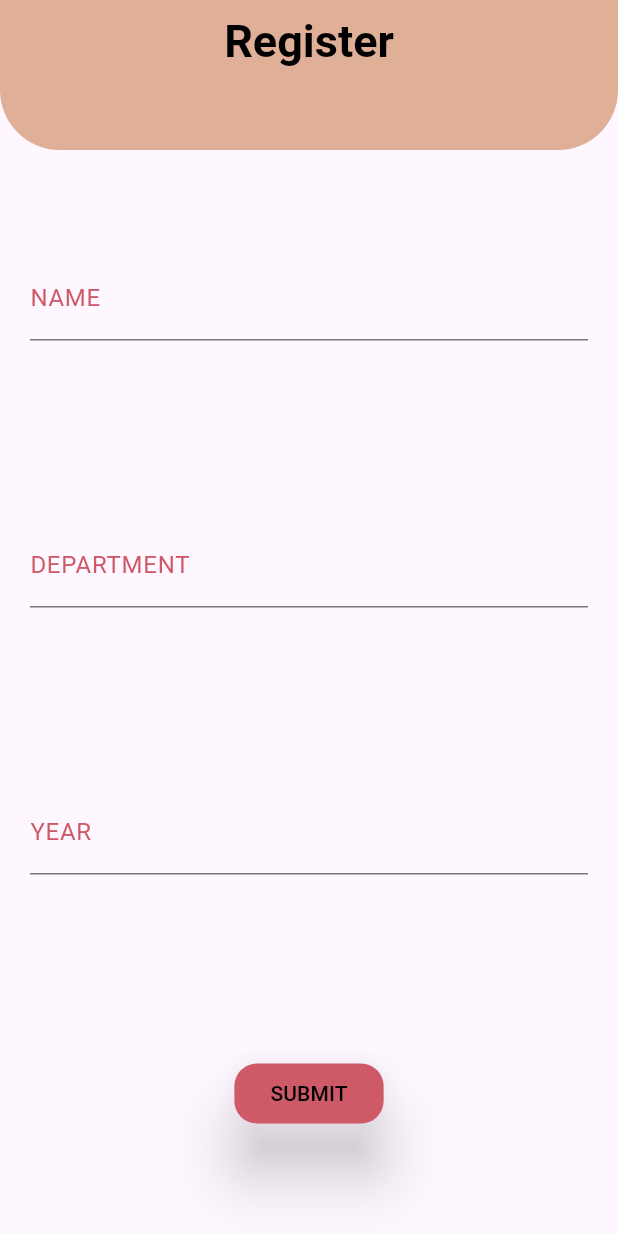
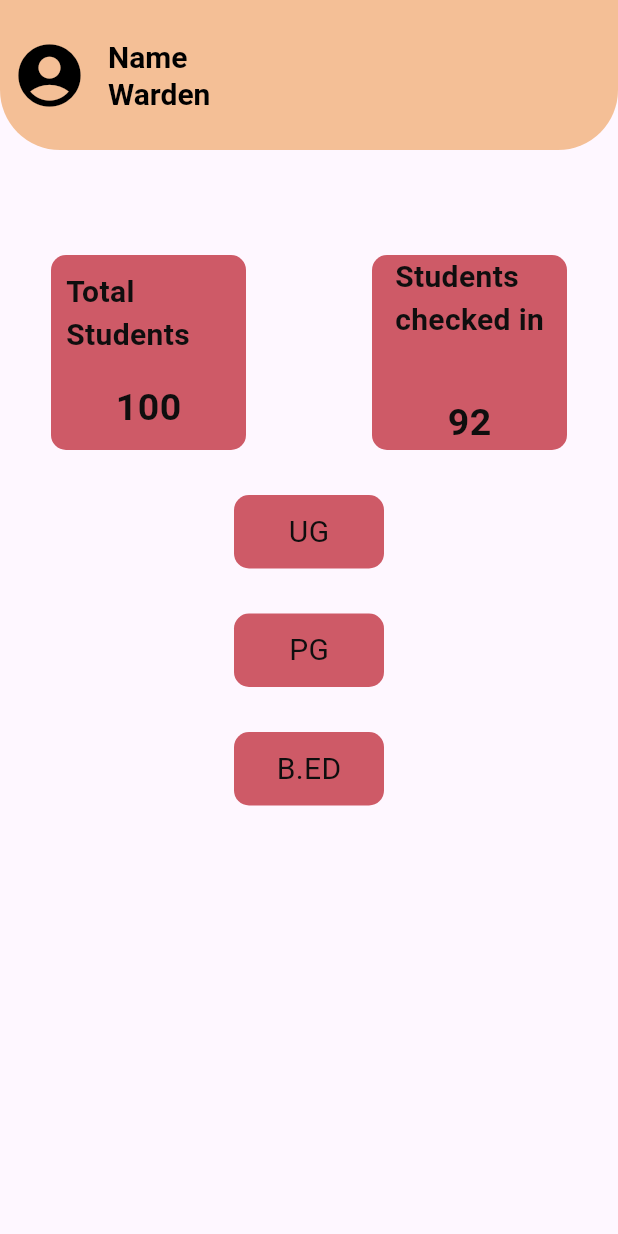
Before and after one commit to asnasharin28/hostel-management-system, a Flutter app: the screen it shows after launch, on a phone screen of 412 x 824 dp. Run offline on Flutter 3.47's test engine with Material 3 defaults, Android fonts, the phone set to English and light mode, and no system bars.

Commit message:
first commit

```diff
--- a/lib/main.dart
+++ b/lib/main.dart
@@ -1,5 +1,5 @@
 import 'package:flutter/material.dart';
-import 'register.dart';
+import 'Warden2.dart';
 
 void main() {
   runApp(MyApp());
@@ -10,7 +10,7 @@ class MyApp extends StatelessWidget {
   Widget build(BuildContext context) {
     return MaterialApp(
       debugShowCheckedModeBanner: false,
-      home: RegisterPage(),
+      home: WardenPage2(),
     );
   }
 }
--- a/lib/register.dart
+++ b/lib/register.dart
@@ -6,8 +6,8 @@ class RegisterPage extends StatefulWidget {
 }
 
 class _RegisterPageState extends State<RegisterPage> {
-  TextEditingController _emailController = TextEditingController();
-  TextEditingController _passwordController = TextEditingController();
+  //TextEditingController _emailController = TextEditingController();
+ // TextEditingController _passwordController = TextEditingController();
 
   @override
   Widget build(BuildContext context) {
--- /dev/null
+++ b/lib/warden2.dart
@@ -0,0 +1,200 @@
+import 'package:flutter/material.dart';
+
+class WardenPage2 extends StatefulWidget {
+  @override
+  _WardenPage2State createState() => _WardenPage2State();
+}
+
+class _WardenPage2State extends State<WardenPage2> {
+  @override
+  Widget build(BuildContext context) {
+    return Scaffold(
+      appBar: AppBar(
+        toolbarHeight: 100,
+        backgroundColor: Color(0xFFF4BF96),
+        shape: RoundedRectangleBorder(
+          borderRadius: BorderRadius.vertical(
+            bottom: Radius.circular(40),
+          ),
+        ),
+        leading: IconButton(
+          icon: Icon(
+            Icons.account_circle,
+            color: Colors.black,
+          ),
+          iconSize: 50,
+          onPressed: () {
+            // Add your onPressed logic here
+          },
+        ),
+        title: Column(
+          crossAxisAlignment: CrossAxisAlignment.start,
+          children: [
+            Text(
+              'Name',
+              style: TextStyle(
+                fontSize: 20.0,
+                fontWeight: FontWeight.bold,
+                color: Colors.black,
+              ),
+            ),
+            Text(
+              'Warden',
+              style: TextStyle(
+                fontSize: 20.0,
+                fontWeight: FontWeight.bold,
+                color: Colors.black,
+              ),
+            ),
+          ],
+        ),
+      ),
+      body: Center(
+        child: Column(
+          children: [
+            SizedBox(
+              height: 70,
+            ),
+            Row(
+              mainAxisAlignment: MainAxisAlignment.spaceEvenly,
+              children: [
+                Container(
+                  height: 130,
+                  width: 130,
+                  padding: EdgeInsets.all(10),
+                  decoration: BoxDecoration(
+                    borderRadius: BorderRadius.circular(10),
+                    color: Color(0xFFCE5A67),
+                    /*boxShadow: [
+                      BoxShadow(
+                        color: Color.fromARGB(255, 50, 48, 48).withOpacity(0.2),
+                        spreadRadius: 3,
+                        blurRadius: 8,
+                        offset: Offset(0, 4),
+                      ),
+                    ],*/
+                  ),
+                  child:Column(
+                    mainAxisAlignment: MainAxisAlignment.spaceBetween,
+                    children: [
+                      Text(
+                      'Total Students',
+                      style: TextStyle(
+                        fontSize: 20,
+                        color: const Color.fromARGB(255, 15, 14, 14),
+                        fontWeight: FontWeight.bold,
+                      ),
+                    ),
+                      Text(
+                      '100',
+                      style: TextStyle(
+                        fontSize: 25,
+                        color: const Color.fromARGB(255, 15, 14, 14),
+                        fontWeight: FontWeight.bold,
+                      ),
+                    ),
+
+                    ],
+                  )
+
+
+                ),
+                SizedBox(width: 16.0),
+                Container(
+                  height: 130,
+                  width: 130,
+                  decoration: BoxDecoration(
+                    borderRadius: BorderRadius.circular(10),
+                    color: Color(0xFFCE5A67),
+                  ),
+                  child:Column(
+                    mainAxisAlignment: MainAxisAlignment.spaceBetween,
+                    children: [
+                      Text(
+                      'Students\nchecked in',
+                      style: TextStyle(
+                        fontSize: 20,
+                        color: const Color.fromARGB(255, 15, 14, 14),
+                        fontWeight: FontWeight.bold,
+                      ),
+                    ),
+                      Text(
+                      '92',
+                      style: TextStyle(
+                        fontSize: 25,
+                        color: const Color.fromARGB(255, 15, 14, 14),
+                        fontWeight: FontWeight.bold,
+                      ),
+                    ),
+
+                    ],
+                  )
+
+
+                ),
+
+              ],
+            ),
+            SizedBox(height: 30.0),
+            Column(
+        children: [
+          Container(
+            alignment: Alignment.center,
+            padding: EdgeInsets.all(10),
+            width: 100,
+            decoration: BoxDecoration(
+              borderRadius: BorderRadius.circular(10),
+              color: Color(0xFFCE5A67),
+            ),
+            child: Text(
+              'UG',
+              style: TextStyle(
+                fontSize: 20,
+                color: const Color.fromARGB(255, 15, 14, 14),
+              ),
+            ),
+          ),
+          SizedBox(height: 30.0),
+          Container(
+            alignment: Alignment.center,
+            padding: EdgeInsets.all(10),
+            width: 100,
+            decoration: BoxDecoration(
+              borderRadius: BorderRadius.circular(10),
+              color: Color(0xFFCE5A67),
+            ),
+            child: Text(
+              'PG',
+              style: TextStyle(
+                fontSize: 20,
+                color: const Color.fromARGB(255, 15, 14, 14),
+              ),
+            ),
+          ),
+          SizedBox(height: 30.0),
+          Container(
+            alignment: Alignment.center,
+            padding: EdgeInsets.all(10),
+            width: 100,
+            decoration: BoxDecoration(
+              borderRadius: BorderRadius.circular(10),
+              color: Color(0xFFCE5A67),
+            ),
+            child: Text(
+              'B.ED',
+              style: TextStyle(
+                fontSize: 20,
+                color: const Color.fromARGB(255, 15, 14, 14),
+              ),
+            ),
+          ),
+          SizedBox(height: 30.0),
+        ],
+      ),
+          ],
+        ),
+      ),
+
+    );
+  }
+}
```
Also changed, not shown: lib/staff1.dart (added, +58 -0 lines), lib/warden.dart (added, +149 -0 lines), lib/warden3.dart (added, +108 -0 lines), lib/home.dart (deleted), 1 other file.
